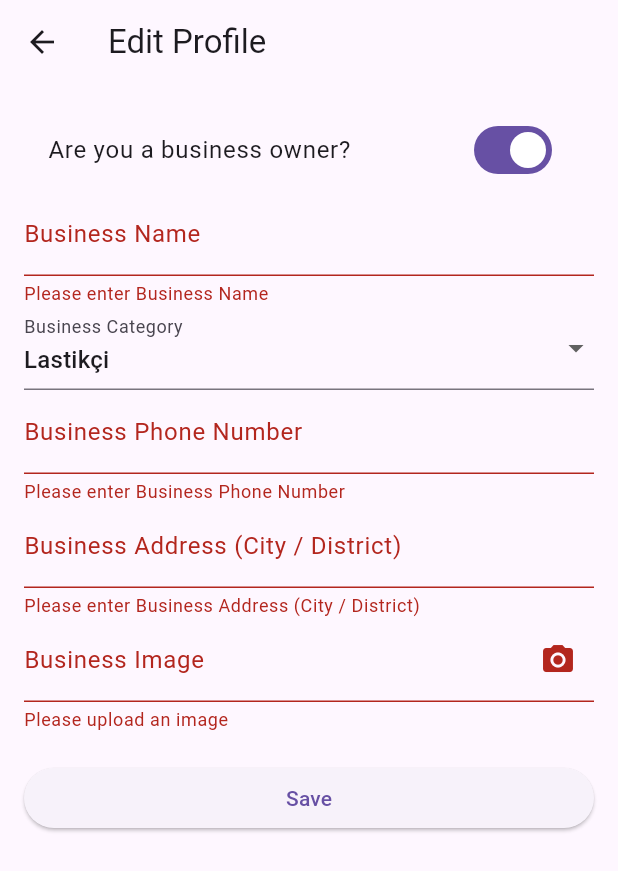
After one commit to Piko59/Vehicle-Spare-Parts-App, a Flutter app: the EditProfilePage screen opened directly, after a tap on "Are you a business owner?", after a tap on "Save", on a phone screen of 412 x 824 dp. The commit adds this screen. Shown: the top 871 px of the screen. Run offline on Flutter 3.47's test engine with Material 3 defaults, Android fonts, the phone set to English and light mode, and no system bars; our stand-ins replace cloud_firestore, firebase_auth, firebase_core, firebase_database, firebase_storage, image_picker and 1 more; accounts and stored records are empty.

Commit message:
Added profile edit page.

```diff
--- /dev/null
+++ b/senior_design/lib/pages/edit_profile_page.dart
@@ -0,0 +1,210 @@
+import 'dart:io';
+import 'package:flutter/material.dart';
+import 'package:firebase_database/firebase_database.dart';
+import 'package:firebase_storage/firebase_storage.dart';
+import 'package:image_picker/image_picker.dart';
+import '../utils/user_manager.dart';
+
+class EditProfilePage extends StatefulWidget {
+  @override
+  _EditProfilePageState createState() => _EditProfilePageState();
+}
+
+class _EditProfilePageState extends State<EditProfilePage> {
+  final DatabaseReference _databaseReference =
+      FirebaseDatabase.instance.reference().child('users');
+  final _formKey = GlobalKey<FormState>();
+  bool _isBusiness = false;
+
+  // Personal fields
+  String _firstName = '';
+  String _lastName = '';
+  String _phoneNumber = '';
+  String _address = '';
+  String _profileImage = '';
+
+  // Business fields
+  String _businessName = '';
+  String _businessCategory = 'Lastikçi'; // Default category set
+  String _businessPhoneNumber = '';
+  String _businessAddress = '';
+  String _businessImage = '';
+
+  List<String> businessCategories = [
+    'Lastikçi',
+    'Göçükçü',
+    'Karbüratörcü',
+    'Modifiyeci',
+    'Motor Arıza',
+    'Kaportacı'
+  ];
+
+  @override
+  Widget build(BuildContext context) {
+    return Scaffold(
+      appBar: AppBar(
+        title: Text('Edit Profile'),
+      ),
+      body: Padding(
+        padding: EdgeInsets.all(16.0),
+        child: Form(
+          key: _formKey,
+          child: ListView(
+            children: <Widget>[
+              SwitchListTile(
+                title: Text('Are you a business owner?'),
+                value: _isBusiness,
+                onChanged: (bool value) {
+                  setState(() {
+                    _isBusiness = value;
+                  });
+                },
+              ),
+              if (!_isBusiness) ...[
+                _buildTextInput('First Name', (value) => _firstName = value),
+                _buildTextInput('Last Name', (value) => _lastName = value),
+                _buildTextInput(
+                    'Phone Number', (value) => _phoneNumber = value),
+                _buildTextInput(
+                    'Address (City / District)', (value) => _address = value),
+                _buildImageInput('Profile Image', (url) => _profileImage = url),
+              ] else ...[
+                _buildTextInput(
+                    'Business Name', (value) => _businessName = value),
+                _buildBusinessCategoryDropdown(),
+                _buildTextInput('Business Phone Number',
+                    (value) => _businessPhoneNumber = value),
+                _buildTextInput('Business Address (City / District)',
+                    (value) => _businessAddress = value),
+                _buildImageInput(
+                    'Business Image', (url) => _businessImage = url),
+              ],
+              SizedBox(height: 20),
+              ElevatedButton(
+                onPressed: _saveProfile,
+                child: Text('Save'),
+              ),
+            ],
+          ),
+        ),
+      ),
+    );
+  }
+
+  Widget _buildTextInput(String label, Function(String) onChanged) {
+    return TextFormField(
+      decoration: InputDecoration(labelText: label),
+      onChanged: onChanged,
+      validator: (value) {
+        if (value == null || value.isEmpty) {
+          return 'Please enter $label';
+        }
+        return null;
+      },
+    );
+  }
+
+  Widget _buildImageInput(String label, Function(String) onSaved) {
+    return TextFormField(
+      decoration: InputDecoration(
+        labelText: label,
+        suffixIcon: IconButton(
+          icon: Icon(Icons.camera_alt),
+          onPressed: () => _pickAndUploadImage(label, onSaved),
+        ),
+      ),
+      readOnly: true,
+      controller: TextEditingController(
+          text: label.contains('Profile') ? _profileImage : _businessImage),
+      validator: (value) {
+        if (value == null || value.isEmpty) {
+          return 'Please upload an image';
+        }
+        return null;
+      },
+    );
+  }
+
+  Widget _buildBusinessCategoryDropdown() {
+    return DropdownButtonFormField<String>(
+      value: _businessCategory,
+      decoration: InputDecoration(labelText: 'Business Category'),
+      items: businessCategories
+          .map((String category) => DropdownMenuItem<String>(
+                value: category,
+                child: Text(category),
+              ))
+          .toList(),
+      onChanged: (String? newValue) {
+        setState(() {
+          _businessCategory = newValue!;
+        });
+      },
+      validator: (String? value) {
+        if (value == null || value.isEmpty) {
+          return 'Please select a business category';
+        }
+        return null;
+      },
+    );
+  }
+
+  void _saveProfile() {
+    if (_formKey.currentState!.validate()) {
+      String? userId = UserManager.currentUserId;
+      if (userId != null) {
+        Map<String, dynamic> profileData = {
+          'profileType': _isBusiness ? 'business' : 'personal',
+          'profile': _isBusiness
+              ? {
+                  'businessName': _businessName,
+                  'businessCategory': _businessCategory,
+                  'phoneNumber': _businessPhoneNumber,
+                  'address': _businessAddress,
+                  'businessImage': _businessImage,
+                  'rating': 0, // Başlangıç değeri olarak 0 verilmiştir.
+                }
+              : {
+                  'firstName': _firstName,
+                  'lastName': _lastName,
+                  'phoneNumber': _phoneNumber,
+                  'address': _address,
+                  'profileImage': _profileImage,
+                },
+        };
+        _databaseReference.child(userId).update(profileData).then((_) {
+          ScaffoldMessenger.of(context).showSnackBar(
+              SnackBar(content: Text('Profile updated successfully')));
+          Navigator.pop(context);
+        }).catchError((error) {
+          ScaffoldMessenger.of(context)
+              .showSnackBar(SnackBar(content: Text('Error: $error')));
+        });
+      }
+    }
+  }
+
+  Future<void> _pickAndUploadImage(
+      String label, Function(String) onSaved) async {
+    final picker = ImagePicker();
+    final pickedFile = await picker.pickImage(source: ImageSource.gallery);
+
+    if (pickedFile != null) {
+      File file = File(pickedFile.path);
+      try {
+        String? userId = UserManager.currentUserId;
+        String imageType = label.contains('Profile') ? 'profile' : 'business';
+        String filePath =
+            'user_images/$userId/$imageType/${DateTime.now().millisecondsSinceEpoch}.jpg';
+        await FirebaseStorage.instance.ref(filePath).putFile(file);
+        String downloadURL =
+            await FirebaseStorage.instance.ref(filePath).getDownloadURL();
+        setState(() {
+          onSaved(downloadURL);
+        });
+      } catch (e) {
+        print('Error uploading image: $e');
+      }
+    }
+  }
+}
--- a/senior_design/lib/pages/profile_page.dart
+++ b/senior_design/lib/pages/profile_page.dart
@@ -3,6 +3,7 @@ import 'login_page.dart';
 import 'dashboard_page.dart';
 import 'add_part_screen.dart';
 import 'conversations_page.dart';
+import 'edit_profile_page.dart'; // Yeni ekledik
 import '../utils/user_manager.dart';
 
 class ProfilePage extends StatefulWidget {
@@ -20,29 +21,26 @@ class _ProfilePageState extends State<ProfilePage> {
         context,
         MaterialPageRoute(builder: (context) => DashboardPage()),
       );
-    }
-    else if (index == 2) {
+    } else if (index == 2) {
       Navigator.push(
         context,
         MaterialPageRoute(builder: (context) => AddPartScreen()),
       );
-    }
-    else if (index == 3) {
+    } else if (index == 3) {
       if (userId != null) {
         // Kullanıcı ID'si mevcutsa ve null değilse ConversationsPage'e yönlendir
         Navigator.push(
           context,
-          MaterialPageRoute(builder: (context) => ConversationsPage(userId: userId)),
+          MaterialPageRoute(
+              builder: (context) => ConversationsPage(userId: userId)),
         );
       } else {
         // Kullanıcı ID'si null ise hata mesajı göster
-        ScaffoldMessenger.of(context).showSnackBar(
-          SnackBar(content: Text("You must be logged in to view conversations."))
-        );
+        ScaffoldMessenger.of(context).showSnackBar(SnackBar(
+            content: Text("You must be logged in to view conversations.")));
       }
     }
   }
-
 
   @override
   Widget build(BuildContext context) {
@@ -54,6 +52,17 @@ class _ProfilePageState extends State<ProfilePage> {
         ),
         title: Text('My Account', style: TextStyle(color: Colors.white)),
         backgroundColor: Color(0xFF00A9B7),
+        actions: [
+          IconButton(
+            icon: Icon(Icons.edit),
+            onPressed: () {
+              Navigator.push(
+                context,
+                MaterialPageRoute(builder: (context) => EditProfilePage()),
+              );
+            },
+          ),
+        ],
       ),
       body: Column(
         children: <Widget>[
@@ -70,7 +79,10 @@ class _ProfilePageState extends State<ProfilePage> {
                 SizedBox(height: 10),
                 Text(
                   'Emre Semiz',
-                  style: TextStyle(fontSize: 20, fontWeight: FontWeight.bold, color: Colors.white),
+                  style: TextStyle(
+                      fontSize: 20,
+                      fontWeight: FontWeight.bold,
+                      color: Colors.white),
                 ),
                 Text(
                   'App Developer',
@@ -90,9 +102,12 @@ class _ProfilePageState extends State<ProfilePage> {
           Expanded(
             child: ListView(
               children: <Widget>[
-                _buildMenuButton(context, Icons.shopping_cart, 'My Orders', DashboardPage()),
-                _buildMenuButton(context, Icons.settings, 'Settings', DashboardPage()),
-                _buildMenuButton(context, Icons.exit_to_app, 'Log Out', LoginPage()),
+                _buildMenuButton(
+                    context, Icons.shopping_cart, 'My Orders', DashboardPage()),
+                _buildMenuButton(
+                    context, Icons.settings, 'Settings', DashboardPage()),
+                _buildMenuButton(
+                    context, Icons.exit_to_app, 'Log Out', LoginPage()),
               ],
             ),
           ),
@@ -111,7 +126,8 @@ class _ProfilePageState extends State<ProfilePage> {
           onTap: _onItemTapped,
           items: [
             BottomNavigationBarItem(icon: Icon(Icons.home), label: 'Home'),
-            BottomNavigationBarItem(icon: Icon(Icons.explore), label: 'Explore'),
+            BottomNavigationBarItem(
+                icon: Icon(Icons.explore), label: 'Explore'),
             BottomNavigationBarItem(
               icon: GestureDetector(
                 onTap: () {
@@ -180,9 +196,11 @@ class _ProfilePageState extends State<ProfilePage> {
     );
   }
 
-  Widget _buildMenuButton(BuildContext context, IconData icon, String title, Widget page) {
+  Widget _buildMenuButton(
+      BuildContext context, IconData icon, String title, Widget page) {
     return Container(
-      padding: EdgeInsets.symmetric(horizontal: 72.0), // İstatistik kartlarıyla aynı padding
+      padding: EdgeInsets.symmetric(
+          horizontal: 72.0), // İstatistik kartlarıyla aynı padding
       child: ListTile(
         leading: Icon(icon),
         title: Text(title),
--- a/senior_design/lib/utils/user_manager.dart
+++ b/senior_design/lib/utils/user_manager.dart
@@ -1,7 +1,11 @@
 class UserManager {
   static String? _currentUserId;
+  static String? _currentUserProfileType;
+  static String? _currentUserProfileImage;
 
   static String? get currentUserId => _currentUserId;
+  static String? get currentUserProfileType => _currentUserProfileType;
+  static String? get currentUserProfileImage => _currentUserProfileImage;
 
   static Future<void> login(String userId) async {
     _currentUserId = userId;
@@ -9,5 +13,12 @@ class UserManager {
 
   static void logout() {
     _currentUserId = null;
+    _currentUserProfileType = null;
+    _currentUserProfileImage = null;
+  }
+
+  static void setUserProfile(String profileType, String profileImage) {
+    _currentUserProfileType = profileType;
+    _currentUserProfileImage = profileImage;
   }
 }
```
